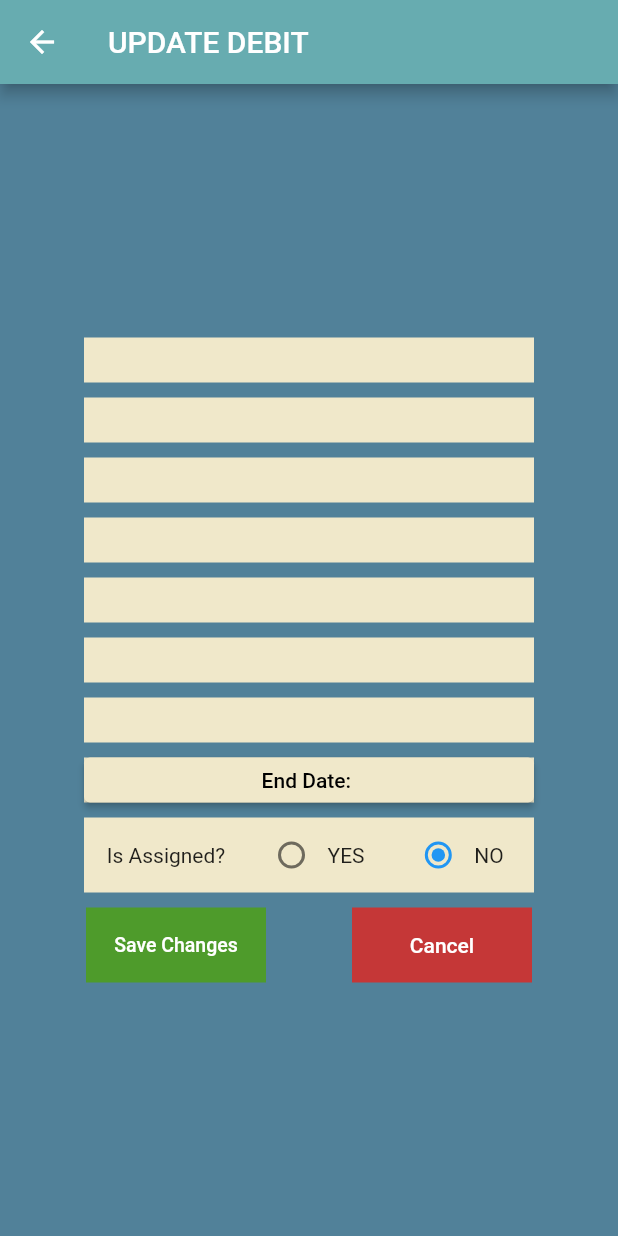
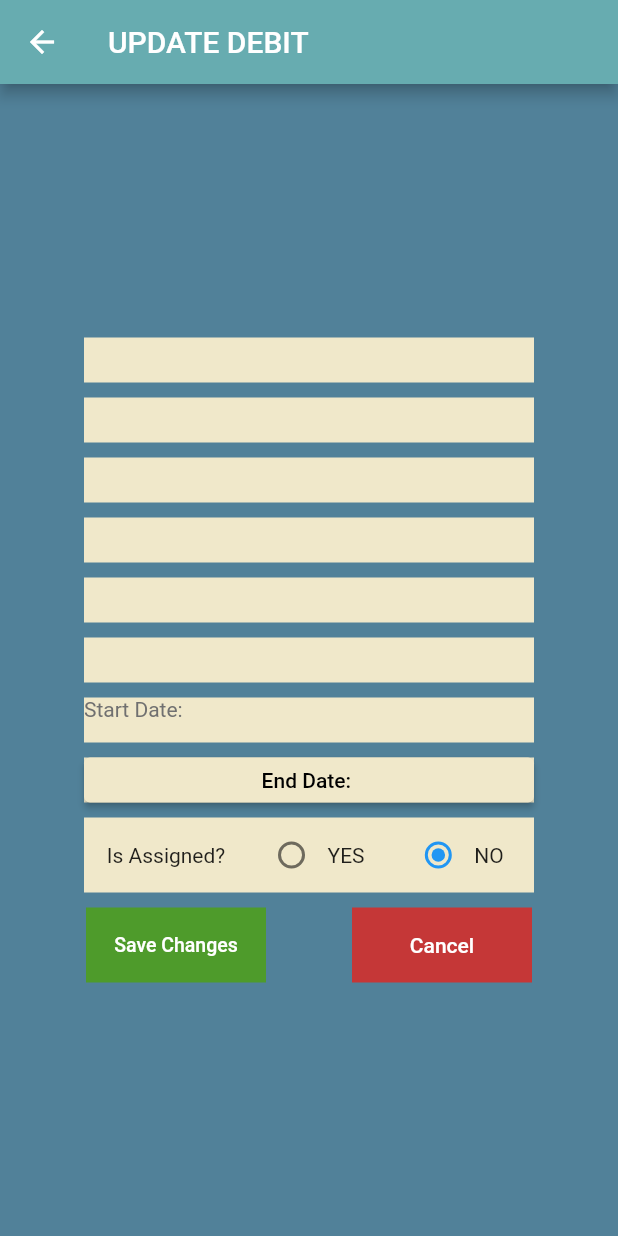
Before and after one commit to Kurbetoglu/ITMS-Frontend, a Flutter app: the UpdateDebit screen opened directly with empty values, on a phone screen of 412 x 824 dp. Run offline on Flutter 3.47's test engine with Material 2 defaults, Android fonts, the phone set to English and light mode, and no system bars; our stand-ins replace shared_preferences; accounts and stored records are empty.

Commit message:
Fixed non-editable fields.

```diff
--- a/lib/UpdateAsset.dart
+++ b/lib/UpdateAsset.dart
@@ -147,7 +147,10 @@ class _UpdateAssetState extends State<UpdateAsset> {
                   height: 40.0,
                   alignment: Alignment.centerLeft,
                   color: Color(0xfff0e8ca),
-                  child:Text("Added Date: " + widget.assetRecord.addedDate),
+                  child:Text(
+                      "Added Date: " + widget.assetRecord.addedDate,
+                    style: TextStyle(color: Color(0xff707070)),
+                  ),
                 ),
               ],
             ),
--- a/lib/UpdateDebit.dart
+++ b/lib/UpdateDebit.dart
@@ -53,7 +53,7 @@ class _UpdateDebitState extends State<UpdateDebit> {
                     width: 300.0,
                     height: 30.0,
                     color: Color(0xfff0e8ca),
-                    child: Text(widget.debitRecord.assigner),
+                    child: Text(widget.debitRecord.assigner, style: TextStyle(color: Color(0xff707070))),
                 )
               ],
             ),
@@ -65,7 +65,7 @@ class _UpdateDebitState extends State<UpdateDebit> {
                     width: 300.0,
                     height: 30.0,
                     color: Color(0xfff0e8ca),
-                    child: Text(widget.debitRecord.user),
+                    child: Text(widget.debitRecord.user, style: TextStyle(color: Color(0xff707070))),
                 )
               ],
             ),
@@ -77,7 +77,7 @@ class _UpdateDebitState extends State<UpdateDebit> {
                     width: 300.0,
                     height: 30.0,
                     color: Color(0xfff0e8ca),
-                    child: Text(widget.debitRecord.assetType),
+                    child: Text(widget.debitRecord.assetType, style: TextStyle(color: Color(0xff707070))),
                 )
               ],
             ),
@@ -89,7 +89,7 @@ class _UpdateDebitState extends State<UpdateDebit> {
                     width: 300.0,
                     height: 30.0,
                     color: Color(0xfff0e8ca),
-                    child: Text(widget.debitRecord.assetName),
+                    child: Text(widget.debitRecord.assetName, style: TextStyle(color: Color(0xff707070))),
                 )
               ],
             ),
@@ -101,7 +101,7 @@ class _UpdateDebitState extends State<UpdateDebit> {
                     width: 300.0,
                     height: 30.0,
                     color: Color(0xfff0e8ca),
-                    child: Text(widget.debitRecord.assetDescription),
+                    child: Text(widget.debitRecord.assetDescription, style: TextStyle(color: Color(0xff707070))),
                 )
               ],
             ),
@@ -113,7 +113,7 @@ class _UpdateDebitState extends State<UpdateDebit> {
                     width: 300.0,
                     height: 30.0,
                     color: Color(0xfff0e8ca),
-                    child: Text(widget.debitRecord.cause),
+                    child: Text(widget.debitRecord.cause, style: TextStyle(color: Color(0xff707070))),
                 )
               ],
             ),
@@ -125,7 +125,7 @@ class _UpdateDebitState extends State<UpdateDebit> {
                     width: 300.0,
                     height: 30.0,
                     color: Color(0xfff0e8ca),
-                    child: Text(widget.debitRecord.startDate),
+                    child: Text("Start Date: " + widget.debitRecord.startDate, style: TextStyle(color: Color(0xff707070))),
                 )
               ],
             ),
```
